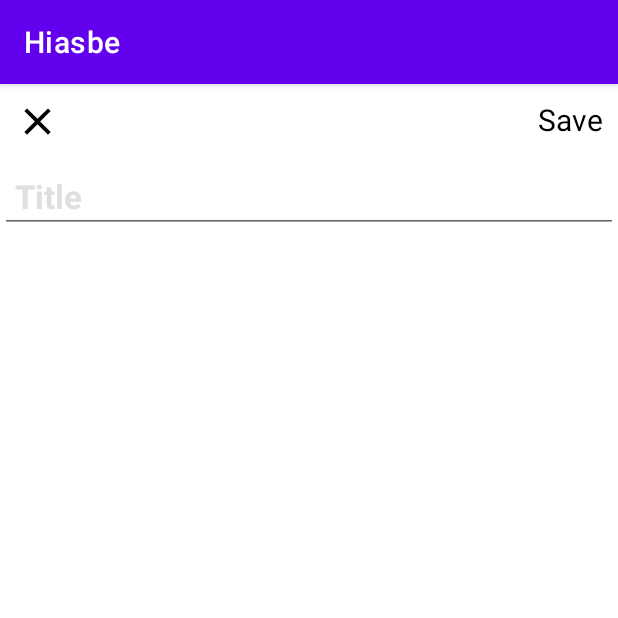
After one commit to nirzonpop192/hisabee, an Android app: the AddItemFragment screen opened through its navigation route, on a phone screen of 412 x 824 dp, the top half of it. The commit adds this screen. Run offline under Robolectric (Android 15) with nearby library versions, the phone set to English and light mode, and no system bars; our stand-ins replace Dagger/Hilt's generated code, data binding, paging; 2 statements that could not run were skipped.

Commit message:
Additem page implemented

```diff
--- a/app/src/main/java/com/faisal/hiasbe/repository/HomeRepository.kt
+++ b/app/src/main/java/com/faisal/hiasbe/repository/HomeRepository.kt
@@ -29,7 +29,7 @@ class HomeRepository @Inject constructor(
 
     ).liveData
 
-    suspend fun insertRepository(repository: Item){
+    suspend fun insertTodo(repository: Item){
         val  row=dao.insert(repository)
         Log.e(TAG, "row effected $row")
     }
--- /dev/null
+++ b/app/src/main/java/com/faisal/hiasbe/ui/AddItemFragment.kt
@@ -0,0 +1,107 @@
+package com.faisal.hiasbe.ui
+
+
+import android.os.Bundle
+import android.util.Log
+import android.view.LayoutInflater
+import android.view.View
+import android.view.ViewGroup
+import android.widget.Spinner
+import android.widget.Toast
+import androidx.fragment.app.Fragment
+import androidx.lifecycle.ViewModelProvider
+import androidx.navigation.fragment.findNavController
+import com.faisal.hiasbe.R
+import com.faisal.hiasbe.data.model.Item
+
+import com.faisal.hiasbe.databinding.FragmentAddItemBinding
+import com.faisal.hiasbe.view_model.AddItemViewModel
+import java.text.SimpleDateFormat
+import java.util.*
+
+
+class AddItemFragment : Fragment() {
+
+    private lateinit var binding: FragmentAddItemBinding
+    companion object{
+        val TAG= HomeFragment::class.java.name
+        lateinit var viewModel: AddItemViewModel
+    }
+
+
+
+
+    override fun onCreateView(
+        inflater: LayoutInflater, container: ViewGroup?,
+        savedInstanceState: Bundle?
+    ): View? {
+
+
+        binding = FragmentAddItemBinding.inflate(inflater, container, false)
+
+        viewModel = ViewModelProvider(this).get(AddItemViewModel::class.java)
+//        setAdapter()
+        return binding.root
+    }
+
+    override fun onResume() {
+        super.onResume()
+
+
+        HomeFragment.viewModel.loadData()
+
+
+//        setObserver()
+        setListener()
+
+    }
+    private fun setListener(){
+        binding.ivCancel.setOnClickListener {
+            cancel()
+        }
+        binding.tvSave.setOnClickListener {
+            save()
+        }
+    }
+
+    /**
+     * Ferme la vue
+     * @param view view
+     */
+    fun cancel() {
+        findNavController().navigate(R.id.action_addItemFragment_to_homeFragment)
+    }
+
+
+
+   private fun save() {
+
+        val mTitle:String = binding.tvTitle.text.toString()
+
+        if (mTitle.isEmpty())
+            Toast.makeText(context,
+            "Error title and description cannot be empty !",
+            Toast.LENGTH_SHORT
+        ).show() else {
+
+            val sdf = SimpleDateFormat("dd/M/yyyy hh:mm:ss")
+            val currentDate = sdf.format(Date())
+            Log.e("TAG"," C DATE is  "+currentDate)
+
+            if (false) {
+                viewModel.addToDoItem(Item( mTitle,  currentDate,  false))
+                cancel()
+                Toast.makeText(
+                    context,
+                    "Added to the todo list",
+                    Toast.LENGTH_SHORT
+                ).show()
+
+            } else Toast.makeText(
+                context,
+                "Error you can't enter a date that is already passed !",
+                Toast.LENGTH_SHORT
+            ).show()
+        }
+    }
+}
--- a/app/src/main/java/com/faisal/hiasbe/ui/HomeFragment.kt
+++ b/app/src/main/java/com/faisal/hiasbe/ui/HomeFragment.kt
@@ -7,6 +7,7 @@ import android.view.LayoutInflater
 import android.view.View
 import android.view.ViewGroup
 import androidx.lifecycle.ViewModelProvider
+import androidx.navigation.fragment.findNavController
 import androidx.recyclerview.widget.LinearLayoutManager
 import com.faisal.hiasbe.R
 import com.faisal.hiasbe.adpter.OnItemClickListener
@@ -93,7 +94,9 @@ class HomeFragment : Fragment() {
 
     fun setListener(){
 
-
+        binding.floatingActionButton.setOnClickListener {
+            findNavController().navigate(R.id.action_homeFragment_to_addItemFragment)
+        }
         mAdapter.setOnItemClickListener(object : OnItemClickListener {
             override fun onItemClick(item: Item?) {
 //                var bundle = bundleOf("repository" to item)
--- /dev/null
+++ b/app/src/main/res/drawable/ic_cancel.xml
@@ -0,0 +1,5 @@
+<vector android:height="24dp" android:tint="#000000"
+    android:viewportHeight="24" android:viewportWidth="24"
+    android:width="24dp" xmlns:android="http://schemas.android.com/apk/res/android">
+    <path android:fillColor="@android:color/white" android:pathData="M19,6.41L17.59,5 12,10.59 6.41,5 5,6.41 10.59,12 5,17.59 6.41,19 12,13.41 17.59,19 19,17.59 13.41,12z"/>
+</vector>
--- /dev/null
+++ b/app/src/main/res/layout/fragment_add_item.xml
@@ -0,0 +1,54 @@
+<?xml version="1.0" encoding="utf-8"?>
+<layout>
+    <LinearLayout xmlns:android="http://schemas.android.com/apk/res/android"
+        xmlns:tools="http://schemas.android.com/tools"
+        android:id="@+id/activity_add_item"
+        android:layout_width="match_parent"
+        android:layout_height="match_parent"
+        android:orientation="vertical"
+        >
+
+        <RelativeLayout
+            android:layout_width="match_parent"
+            android:padding="10dp"
+            android:id="@+id/textBar"
+            android:orientation="horizontal"
+            android:background="#fff"
+            android:layout_height="wrap_content">
+            <ImageView
+                android:id="@+id/iv_cancel"
+                android:layout_width="30dp"
+                android:layout_height="30dp"
+                android:onClick="cancel"
+                android:src="@drawable/ic_cancel"
+                />
+            <TextView
+                android:id="@+id/tv_save"
+                android:layout_width="wrap_content"
+                android:layout_height="wrap_content"
+                android:textColor="#000"
+                android:textSize="20dp"
+                android:layout_alignParentEnd="true"
+                android:text="Save"
+                android:onClick="save"/>
+        </RelativeLayout>
+        <EditText
+            android:layout_width="match_parent"
+            android:layout_height="wrap_content"
+            android:padding="10dp"
+            android:textSize="22dp"
+
+            android:inputType="textPersonName"
+            android:textColor="#FFFFFF"
+            android:hint="Title"
+            android:textColorHint="#DFDFDF"
+            android:ems="10"
+            android:textStyle="bold"
+            android:id="@+id/tv_title" />
+
+
+
+
+
+    </LinearLayout>
+</layout>
--- a/app/src/main/res/navigation/nav.xml
+++ b/app/src/main/res/navigation/nav.xml
@@ -7,5 +7,17 @@
     <fragment
         android:id="@+id/homeFragment"
         android:name="com.faisal.hiasbe.ui.HomeFragment"
-        android:label="HomeFragment" />
+        android:label="HomeFragment" >
+        <action
+            android:id="@+id/action_homeFragment_to_addItemFragment"
+            app:destination="@id/addItemFragment" />
+    </fragment>
+    <fragment
+        android:id="@+id/addItemFragment"
+        android:name="com.faisal.hiasbe.ui.AddItemFragment"
+        android:label="AddItemFragment" >
+        <action
+            android:id="@+id/action_addItemFragment_to_homeFragment"
+            app:destination="@id/homeFragment" />
+    </fragment>
 </navigation>
```
Also changed, not shown: app/build.gradle (+8 -6 lines), app/src/main/java/com/faisal/hiasbe/data/model/Item.kt (+7 -10 lines), app/src/main/java/com/faisal/hiasbe/view_model/AddItemViewModel.kt (added, +24 -0 lines), app/src/main/java/com/faisal/hiasbe/view_model/HomeViewModel.kt (+7 -10 lines).
